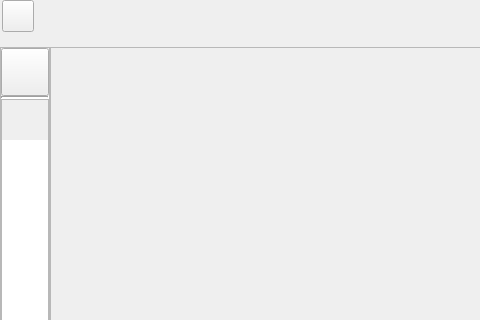
Before: the Qt Designer form src/xamp/xamp.ui in billlin0904/xamp2, drawn with Qt 5; both pictures show x 0 to 480 and y 0 to 320 of the 1377 by 658 pixel window.
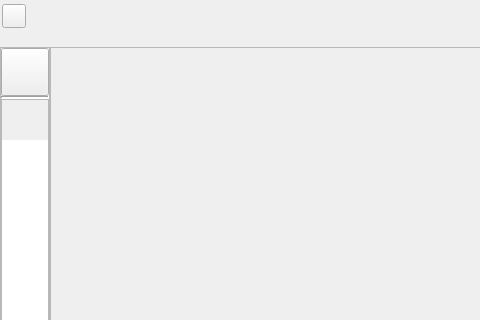
After: the same form once the commit is applied. Custom widgets are drawn as their Qt base class.

Diff of the .ui file:
```diff
--- a/src/xamp/xamp.ui
+++ b/src/xamp/xamp.ui
@@ -242,14 +242,14 @@
        <widget class="QToolButton" name="logoButton">
         <property name="minimumSize">
          <size>
-          <width>32</width>
-          <height>32</height>
+          <width>24</width>
+          <height>24</height>
          </size>
         </property>
         <property name="maximumSize">
          <size>
-          <width>32</width>
-          <height>32</height>
+          <width>24</width>
+          <height>24</height>
          </size>
         </property>
         <property name="text">
@@ -257,8 +257,8 @@
         </property>
         <property name="iconSize">
          <size>
-          <width>32</width>
-          <height>32</height>
+          <width>24</width>
+          <height>24</height>
          </size>
         </property>
        </widget>
```
